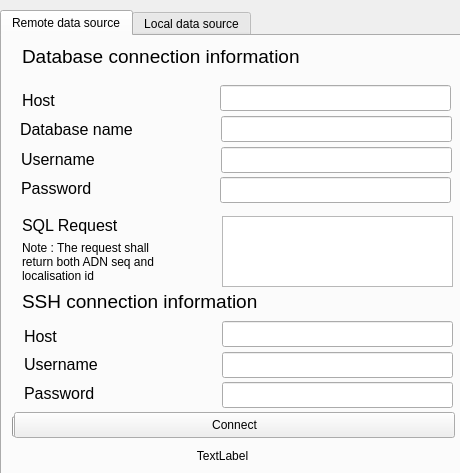
This is MegaMachineEvolution/GUI/mainwindow.ui in IxSysTech/heigvd-pro-b-13 as Qt 5 draws it before an edit. The edited form follows.
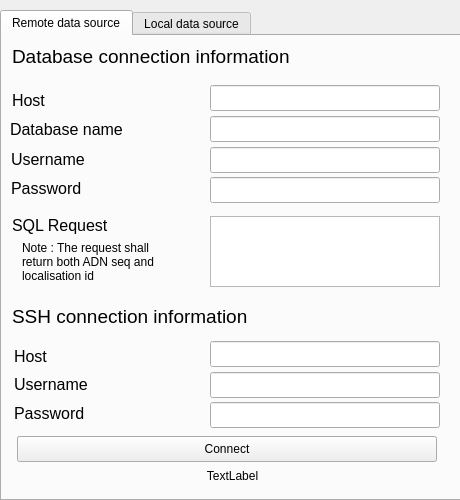
This is the edited form.

The edit to the form file:
```diff
--- a/MegaMachineEvolution/GUI/mainwindow.ui
+++ b/MegaMachineEvolution/GUI/mainwindow.ui
@@ -7,7 +7,7 @@
     <x>0</x>
     <y>0</y>
     <width>460</width>
-    <height>473</height>
+    <height>500</height>
    </rect>
   </property>
   <property name="minimumSize">
@@ -32,7 +32,7 @@
       <x>0</x>
       <y>10</y>
       <width>461</width>
-      <height>471</height>
+      <height>491</height>
      </rect>
     </property>
     <property name="currentIndex">
@@ -48,8 +48,8 @@
       </property>
       <property name="geometry">
        <rect>
-        <x>22</x>
-        <y>348</y>
+        <x>12</x>
+        <y>368</y>
         <width>161</width>
         <height>18</height>
        </rect>
@@ -69,8 +69,8 @@
       </property>
       <property name="geometry">
        <rect>
-        <x>22</x>
-        <y>319</y>
+        <x>12</x>
+        <y>339</y>
         <width>121</width>
         <height>18</height>
        </rect>
@@ -90,8 +90,8 @@
       </property>
       <property name="geometry">
        <rect>
-        <x>22</x>
-        <y>291</y>
+        <x>12</x>
+        <y>311</y>
         <width>101</width>
         <height>18</height>
        </rect>
@@ -108,9 +108,9 @@
      <widget class="QProgressBar" name="pgbDownload">
       <property name="geometry">
        <rect>
-        <x>10</x>
-        <y>380</y>
-        <width>441</width>
+        <x>15</x>
+        <y>400</y>
+        <width>420</width>
         <height>21</height>
        </rect>
       </property>
@@ -121,7 +121,7 @@
      <widget class="QLabel" name="label">
       <property name="geometry">
        <rect>
-        <x>20</x>
+        <x>10</x>
         <y>55</y>
         <width>101</width>
         <height>18</height>
@@ -139,7 +139,7 @@
      <widget class="QLabel" name="label_3">
       <property name="geometry">
        <rect>
-        <x>18</x>
+        <x>8</x>
         <y>84</y>
         <width>191</width>
         <height>18</height>
@@ -157,8 +157,8 @@
      <widget class="QLabel" name="lblInfo">
       <property name="geometry">
        <rect>
-        <x>0</x>
-        <y>410</y>
+        <x>10</x>
+        <y>430</y>
         <width>441</width>
         <height>20</height>
        </rect>
@@ -176,9 +176,9 @@
      <widget class="QLineEdit" name="txtDBUsername">
       <property name="geometry">
        <rect>
-        <x>219</x>
+        <x>208</x>
         <y>111</y>
-        <width>231</width>
+        <width>230</width>
         <height>26</height>
        </rect>
       </property>
@@ -186,8 +186,8 @@
      <widget class="QLabel" name="label_9">
       <property name="geometry">
        <rect>
-        <x>20</x>
-        <y>255</y>
+        <x>10</x>
+        <y>270</y>
         <width>441</width>
         <height>20</height>
        </rect>
@@ -204,7 +204,7 @@
      <widget class="QLabel" name="label_5">
       <property name="geometry">
        <rect>
-        <x>19</x>
+        <x>9</x>
         <y>143</y>
         <width>161</width>
         <height>18</height>
@@ -225,9 +225,9 @@
       </property>
       <property name="geometry">
        <rect>
-        <x>220</x>
-        <y>285</y>
-        <width>231</width>
+        <x>208</x>
+        <y>305</y>
+        <width>230</width>
         <height>26</height>
        </rect>
       </property>
@@ -241,9 +241,9 @@
      <widget class="QLineEdit" name="txtDBName">
       <property name="geometry">
        <rect>
-        <x>219</x>
+        <x>208</x>
         <y>80</y>
-        <width>231</width>
+        <width>230</width>
         <height>26</height>
        </rect>
       </property>
@@ -251,7 +251,7 @@
      <widget class="QLabel" name="label_4">
       <property name="geometry">
        <rect>
-        <x>19</x>
+        <x>9</x>
         <y>114</y>
         <width>191</width>
         <height>18</height>
@@ -269,9 +269,9 @@
      <widget class="QLineEdit" name="txtDBPassword">
       <property name="geometry">
        <rect>
-        <x>218</x>
+        <x>208</x>
         <y>141</y>
-        <width>231</width>
+        <width>230</width>
         <height>26</height>
        </rect>
       </property>
@@ -282,9 +282,9 @@
       </property>
       <property name="geometry">
        <rect>
-        <x>220</x>
-        <y>316</y>
-        <width>231</width>
+        <x>208</x>
+        <y>336</y>
+        <width>230</width>
         <height>26</height>
        </rect>
       </property>
@@ -292,9 +292,9 @@
      <widget class="QLineEdit" name="txtDBHost">
       <property name="geometry">
        <rect>
-        <x>218</x>
+        <x>208</x>
         <y>49</y>
-        <width>231</width>
+        <width>230</width>
         <height>26</height>
        </rect>
       </property>
@@ -305,9 +305,9 @@
       </property>
       <property name="geometry">
        <rect>
-        <x>220</x>
-        <y>346</y>
-        <width>231</width>
+        <x>208</x>
+        <y>366</y>
+        <width>230</width>
         <height>26</height>
        </rect>
       </property>
@@ -315,9 +315,9 @@
      <widget class="QPushButton" name="btnConnect">
       <property name="geometry">
        <rect>
-        <x>12</x>
-        <y>376</y>
-        <width>441</width>
+        <x>15</x>
+        <y>400</y>
+        <width>420</width>
         <height>26</height>
        </rect>
       </property>
@@ -328,7 +328,7 @@
      <widget class="QLabel" name="label_2">
       <property name="geometry">
        <rect>
-        <x>20</x>
+        <x>10</x>
         <y>10</y>
         <width>431</width>
         <height>20</height>
@@ -346,7 +346,7 @@
      <widget class="QLabel" name="label_11">
       <property name="geometry">
        <rect>
-        <x>20</x>
+        <x>10</x>
         <y>180</y>
         <width>161</width>
         <height>18</height>
@@ -364,9 +364,9 @@
      <widget class="QTextEdit" name="sqlRequest">
       <property name="geometry">
        <rect>
-        <x>220</x>
+        <x>208</x>
         <y>180</y>
-        <width>231</width>
+        <width>230</width>
         <height>71</height>
        </rect>
       </property>
```
Left out of the diff: 18 changed lines with no effect on the pictures.
